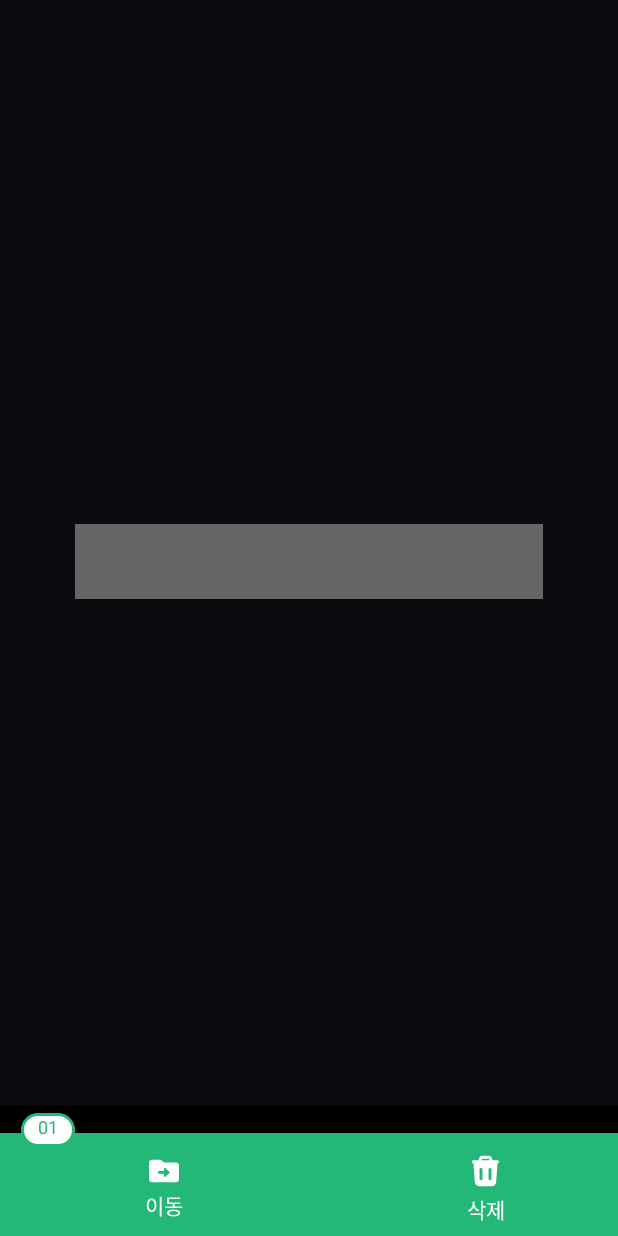
After one commit to Team-Growthook/Growthook-AOS-Laboratory, an Android app: the fragment HomeBottomsheetFragment placed in its activity, on a phone screen of 412 x 824 dp. The commit adds this screen. Run offline under Robolectric (Android 15) with nearby library versions, the phone set to English and light mode, and no system bars; our stand-ins replace data binding.

Commit message:
[FEAT] 바텀네비게이션 위에 겹치는 바텀시트 구현

```diff
--- /dev/null
+++ b/app/src/main/java/com/growthook/growthooklaboratory/presentation/HomeBottomsheetFragment.kt
@@ -0,0 +1,8 @@
+package com.growthook.growthooklaboratory.presentation
+
+import com.growthook.growthooklaboratory.R
+import com.growthook.growthooklaboratory.databinding.FragmentHomeBottomsheetBinding
+import com.growthook.growthooklaboratory.util.base.BaseBottomSheetFragment
+
+class HomeBottomsheetFragment :
+    BaseBottomSheetFragment<FragmentHomeBottomsheetBinding>(R.layout.fragment_home_bottomsheet)
--- a/app/src/main/java/com/growthook/growthooklaboratory/presentation/HomeFragment.kt
+++ b/app/src/main/java/com/growthook/growthooklaboratory/presentation/HomeFragment.kt
@@ -1,7 +1,21 @@
 package com.growthook.growthooklaboratory.presentation
 
+import android.os.Bundle
+import android.view.View
 import com.growthook.growthooklaboratory.R
 import com.growthook.growthooklaboratory.databinding.FragmentHomeBinding
 import com.growthook.growthooklaboratory.util.base.BaseFragment
 
-class HomeFragment : BaseFragment<FragmentHomeBinding>(R.layout.fragment_home)
+class HomeFragment : BaseFragment<FragmentHomeBinding>(R.layout.fragment_home) {
+    override fun onViewCreated(view: View, savedInstanceState: Bundle?) {
+        super.onViewCreated(view, savedInstanceState)
+        clickListner()
+    }
+
+    private fun clickListner() {
+        binding.viewHomeMain.setOnClickListener {
+            val bottomSheetDialog = HomeBottomsheetFragment()
+            bottomSheetDialog.show(parentFragmentManager, "show")
+        }
+    }
+}
--- /dev/null
+++ b/app/src/main/java/com/growthook/growthooklaboratory/util/base/BaseBottomSheetFragment.kt
@@ -0,0 +1,30 @@
+package com.growthook.growthooklaboratory.util.base
+
+import android.os.Bundle
+import android.view.LayoutInflater
+import android.view.View
+import android.view.ViewGroup
+import androidx.annotation.LayoutRes
+import androidx.databinding.DataBindingUtil
+import androidx.databinding.ViewDataBinding
+import com.google.android.material.bottomsheet.BottomSheetDialogFragment
+
+abstract class BaseBottomSheetFragment<B : ViewDataBinding>(@LayoutRes private val layoutResId: Int) :
+    BottomSheetDialogFragment() {
+    private var _binding: B? = null
+    val binding get() = requireNotNull(_binding) { "${this::class.java.simpleName}에서 에러가 발생했습니다." }
+
+    override fun onCreateView(
+        inflater: LayoutInflater,
+        container: ViewGroup?,
+        savedInstanceState: Bundle?,
+    ): View {
+        _binding = DataBindingUtil.inflate(inflater, layoutResId, container, false)
+        return binding.root
+    }
+
+    override fun onDestroyView() {
+        _binding = null
+        super.onDestroyView()
+    }
+}
--- /dev/null
+++ b/app/src/main/res/drawable/ic_move.xml
@@ -0,0 +1,9 @@
+<vector xmlns:android="http://schemas.android.com/apk/res/android"
+    android:width="20dp"
+    android:height="16dp"
+    android:viewportWidth="20"
+    android:viewportHeight="16">
+  <path
+      android:pathData="M18,2.375H10L8.59,1.053C8.21,0.697 7.7,0.5 7.17,0.5H2C0.9,0.5 0,1.344 0,2.375V13.625C0,14.656 0.9,15.5 2,15.5H18C19.1,15.5 20,14.656 20,13.625V4.25C20,3.219 19.1,2.375 18,2.375ZM10,11.553V9.875H7C6.45,9.875 6,9.453 6,8.938C6,8.422 6.45,8 7,8H10V6.322C10,5.9 10.54,5.694 10.85,5.994L13.64,8.609C13.84,8.797 13.84,9.087 13.64,9.275L10.85,11.891C10.78,11.955 10.69,11.999 10.593,12.016C10.496,12.034 10.396,12.024 10.305,11.988C10.214,11.951 10.137,11.891 10.082,11.814C10.028,11.736 9.999,11.646 10,11.553Z"
+      android:fillColor="#ffffff"/>
+</vector>
--- /dev/null
+++ b/app/src/main/res/drawable/ic_trash.xml
@@ -0,0 +1,10 @@
+<vector xmlns:android="http://schemas.android.com/apk/res/android"
+    android:width="18dp"
+    android:height="21dp"
+    android:viewportWidth="18"
+    android:viewportHeight="21">
+  <path
+      android:pathData="M11.28,0.5C11.7,0.5 12.109,0.632 12.449,0.878C12.79,1.123 13.044,1.47 13.177,1.868L13.72,3.5H17C17.265,3.5 17.52,3.605 17.707,3.793C17.895,3.98 18,4.235 18,4.5C18,4.765 17.895,5.02 17.707,5.207C17.52,5.395 17.265,5.5 17,5.5L16.997,5.571L16.13,17.714C16.076,18.471 15.737,19.179 15.182,19.696C14.627,20.212 13.896,20.5 13.138,20.5H4.862C4.103,20.5 3.373,20.212 2.818,19.696C2.263,19.179 1.924,18.471 1.87,17.714L1.003,5.57C1.001,5.547 1,5.523 1,5.5C0.735,5.5 0.48,5.395 0.293,5.207C0.105,5.02 0,4.765 0,4.5C0,4.235 0.105,3.98 0.293,3.793C0.48,3.605 0.735,3.5 1,3.5H4.28L4.823,1.868C4.956,1.47 5.21,1.123 5.551,0.878C5.892,0.632 6.301,0.5 6.721,0.5H11.28ZM6,8.5C5.755,8.5 5.519,8.59 5.336,8.753C5.153,8.915 5.036,9.14 5.007,9.383L5,9.5V15.5C5,15.755 5.098,16 5.273,16.185C5.448,16.371 5.687,16.482 5.941,16.497C6.196,16.512 6.446,16.429 6.642,16.266C6.837,16.102 6.963,15.87 6.993,15.617L7,15.5V9.5C7,9.235 6.895,8.98 6.707,8.793C6.52,8.605 6.265,8.5 6,8.5ZM12,8.5C11.735,8.5 11.48,8.605 11.293,8.793C11.105,8.98 11,9.235 11,9.5V15.5C11,15.765 11.105,16.02 11.293,16.207C11.48,16.395 11.735,16.5 12,16.5C12.265,16.5 12.52,16.395 12.707,16.207C12.895,16.02 13,15.765 13,15.5V9.5C13,9.235 12.895,8.98 12.707,8.793C12.52,8.605 12.265,8.5 12,8.5ZM11.28,2.5H6.72L6.387,3.5H11.613L11.28,2.5Z"
+      android:fillColor="#ffffff"
+      android:fillType="evenOdd"/>
+</vector>
--- /dev/null
+++ b/app/src/main/res/drawable/rect_green_radius_15_white.xml
@@ -0,0 +1,13 @@
+<?xml version="1.0" encoding="utf-8"?>
+<layer-list xmlns:android="http://schemas.android.com/apk/res/android">
+    <item android:top="5dp">
+        <shape
+            android:shape="rectangle">
+            <solid android:color="#ffffff" />
+            <corners android:radius="15dp" />
+            <stroke
+                android:width="2dp"
+            android:color="#23B877" />
+        </shape>
+    </item>
+</layer-list>
--- a/app/src/main/res/layout/activity_main.xml
+++ b/app/src/main/res/layout/activity_main.xml
@@ -24,7 +24,7 @@
         <com.google.android.material.bottomnavigation.BottomNavigationView
             android:id="@+id/bnv_home"
             android:layout_width="0dp"
-            android:layout_height="80dp"
+            android:layout_height="76dp"
             android:padding="10dp"
             app:itemTextColor="@drawable/selector_bottomnavi"
             android:background="@drawable/bottomnavi_background"
--- a/app/src/main/res/layout/fragment_home.xml
+++ b/app/src/main/res/layout/fragment_home.xml
@@ -13,15 +13,18 @@
         android:background="#1D1F29"
         tools:context=".presentation.HomeFragment">
 
-        <TextView
-            android:layout_width="wrap_content"
-            android:layout_height="wrap_content"
-            android:text="home"
-            android:textColor="@color/white"
+        <View
+            android:id="@+id/view_home_main"
+            android:layout_width="match_parent"
+            android:layout_height="50dp"
+            android:background="@color/white"
+            android:layout_marginHorizontal="50dp"
             app:layout_constraintBottom_toBottomOf="parent"
             app:layout_constraintEnd_toEndOf="parent"
             app:layout_constraintStart_toStartOf="parent"
-            app:layout_constraintTop_toTopOf="parent" />
+            app:layout_constraintTop_toTopOf="parent"
+            />
+
 
     </androidx.constraintlayout.widget.ConstraintLayout>
 </layout>
--- /dev/null
+++ b/app/src/main/res/layout/fragment_home_bottomsheet.xml
@@ -0,0 +1,115 @@
+<?xml version="1.0" encoding="utf-8"?>
+<layout xmlns:android="http://schemas.android.com/apk/res/android"
+    xmlns:app="http://schemas.android.com/apk/res-auto"
+    xmlns:tools="http://schemas.android.com/tools">
+
+    <data>
+
+    </data>
+
+    <FrameLayout
+        android:layout_width="match_parent"
+        android:layout_height="wrap_content"
+        android:background="@color/black" >
+        <androidx.constraintlayout.widget.ConstraintLayout
+            android:id="@+id/cl_home_bottomsheet_background"
+            android:layout_width="match_parent"
+            android:layout_height="wrap_content"
+            android:background="#23B877"
+            android:layout_marginTop="18dp"
+            tools:context=".presentation.HomeBottomsheetFragment">
+
+            <androidx.constraintlayout.widget.ConstraintLayout
+                android:id="@+id/cl_home_bottomsheet_first"
+                android:layout_width="wrap_content"
+                android:layout_height="wrap_content"
+                android:layout_marginStart="84dp"
+                android:layout_marginTop="8dp"
+                android:layout_marginBottom="6dp"
+                app:layout_constraintVertical_bias="0"
+                app:layout_constraintBottom_toBottomOf="parent"
+                app:layout_constraintStart_toStartOf="parent"
+                app:layout_constraintTop_toTopOf="parent">
+
+                <ImageView
+                    android:id="@+id/iv_home_bottomsheet_move"
+                    android:layout_width="wrap_content"
+                    android:layout_height="wrap_content"
+                    android:layout_marginStart="15dp"
+                    android:layout_marginTop="9dp"
+                    android:layout_marginEnd="13dp"
+                    android:background="@drawable/ic_move"
+                    app:layout_constraintEnd_toEndOf="parent"
+                    app:layout_constraintStart_toStartOf="parent"
+                    app:layout_constraintTop_toTopOf="parent" />
+
+                <TextView
+                    android:id="@+id/tv_home_bottomsheet_move"
+                    android:layout_width="wrap_content"
+                    android:layout_height="wrap_content"
+                    android:layout_marginVertical="4dp"
+                    android:text="이동"
+                    android:textColor="@color/white"
+                    app:layout_constraintBottom_toBottomOf="parent"
+                    app:layout_constraintEnd_toEndOf="@id/iv_home_bottomsheet_move"
+                    app:layout_constraintStart_toStartOf="@id/iv_home_bottomsheet_move"
+                    app:layout_constraintTop_toBottomOf="@id/iv_home_bottomsheet_move"
+                    app:layout_constraintVertical_bias="0" />
+
+            </androidx.constraintlayout.widget.ConstraintLayout>
+
+            <androidx.constraintlayout.widget.ConstraintLayout
+                android:id="@+id/cl_home_bottomsheet_second"
+                android:layout_width="wrap_content"
+                android:layout_height="wrap_content"
+                android:layout_marginEnd="66dp"
+                app:layout_constraintBottom_toBottomOf="@id/cl_home_bottomsheet_first"
+                app:layout_constraintEnd_toEndOf="parent"
+                app:layout_constraintTop_toTopOf="@id/cl_home_bottomsheet_first">
+
+                <ImageView
+                    android:id="@+id/iv_home_bottomsheet_trash"
+                    android:layout_width="wrap_content"
+                    android:layout_height="wrap_content"
+                    android:layout_marginStart="15dp"
+                    android:layout_marginTop="9dp"
+                    android:layout_marginEnd="13dp"
+                    android:background="@drawable/ic_trash"
+                    app:layout_constraintEnd_toEndOf="parent"
+                    app:layout_constraintStart_toStartOf="parent"
+                    app:layout_constraintTop_toTopOf="parent" />
+
+                <TextView
+                    android:id="@+id/tv_home_bottomsheet_trash"
+                    android:layout_width="wrap_content"
+                    android:layout_height="wrap_content"
+                    android:layout_marginVertical="4dp"
+                    android:text="삭제"
+                    android:textColor="@color/white"
+                    app:layout_constraintBottom_toBottomOf="parent"
+                    app:layout_constraintEnd_toEndOf="@id/iv_home_bottomsheet_trash"
+                    app:layout_constraintStart_toStartOf="@id/iv_home_bottomsheet_trash"
+                    app:layout_constraintTop_toBottomOf="@id/iv_home_bottomsheet_trash"
+                    app:layout_constraintVertical_bias="0" />
+
+            </androidx.constraintlayout.widget.ConstraintLayout>
+
+
+        </androidx.constraintlayout.widget.ConstraintLayout>
+
+        <TextView
+            android:layout_width="wrap_content"
+            android:layout_height="wrap_content"
+            android:text="01"
+            android:textColor="#23B877"
+            android:textSize="12sp"
+            android:layout_marginStart="14dp"
+            android:layout_marginHorizontal="6dp"
+            android:paddingHorizontal="11dp"
+            android:paddingVertical="5dp"
+            android:background="@drawable/rect_green_radius_15_white"
+            />
+
+    </FrameLayout>
+
+</layout>
```
